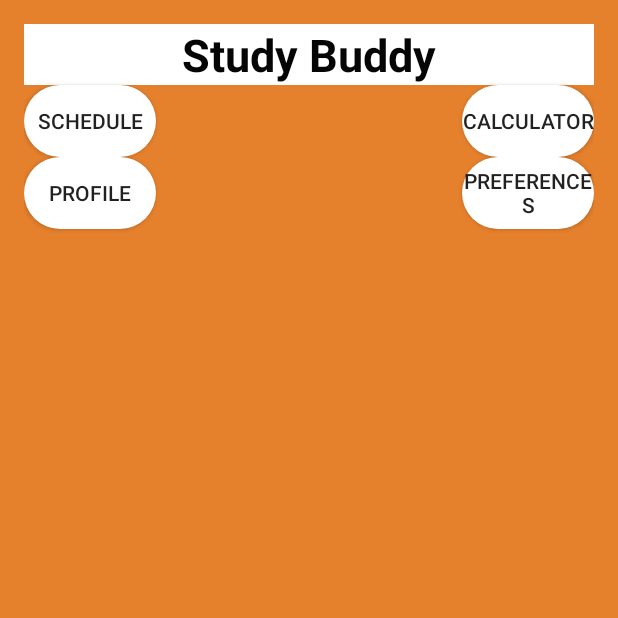
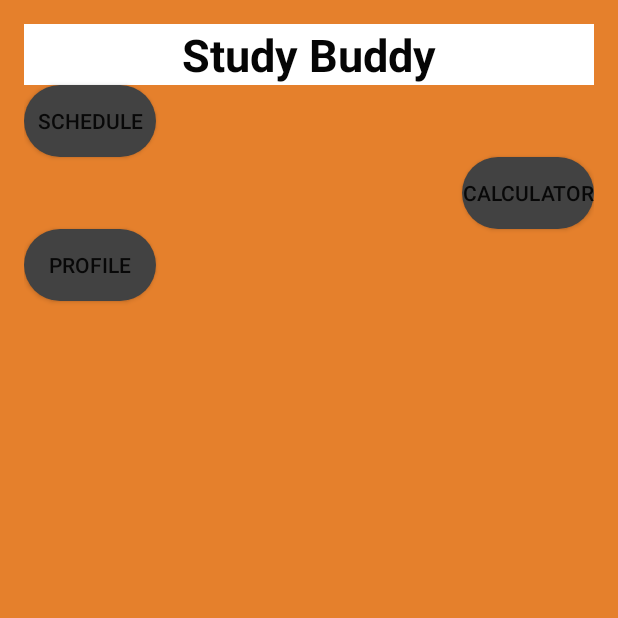
Before and after one commit to Aldu94/studdy_buddy, an Android app: the screen it shows after launch (MainActivity), on a phone screen of 412 x 824 dp, the top half of it. Run offline under Robolectric (Android 15) with nearby library versions, the phone set to English and light mode, and no system bars; plain views replace PercentRelativeLayout; 2 statements that could not run were skipped.

Commit message:
new layout for main activity

```diff
--- a/StudBud/app/src/main/res/drawable/rounded_button.xml
+++ b/StudBud/app/src/main/res/drawable/rounded_button.xml
@@ -2,7 +2,7 @@
 <selector xmlns:android="http://schemas.android.com/apk/res/android">
     <item>
         <shape android:shape="rectangle">
-            <solid android:color="#ffffff"/>
+            <solid android:color="#424242"/>
 
             <!--corners allow us to make the rounded corners button-->
             <corners android:radius="25dp" />
--- a/StudBud/app/src/main/res/layout/content_main.xml
+++ b/StudBud/app/src/main/res/layout/content_main.xml
@@ -34,9 +34,10 @@
         android:text="@string/title_profile_button"
         android:id="@+id/profile_button"
         android:background="@drawable/rounded_button"
-        app:layout_widthPercent ="45%"
-        app:layout_heightPercent ="30%"
-        android:layout_alignTop="@+id/preferences_button"
+        app:layout_widthPercent ="100%"
+        app:layout_heightPercent ="10%"
+        app:layout_marginTopPercent="7%"
+        android:layout_below="@+id/calculator_button"
         android:layout_alignParentLeft="true"
         android:layout_alignParentStart="true" />
 
@@ -46,24 +47,13 @@
         android:text="@string/title_schedule_button"
         android:id="@+id/schedule_button"
         android:background="@drawable/rounded_button"
-        app:layout_widthPercent ="45%"
-        app:layout_heightPercent ="30%"
-        android:layout_alignTop="@+id/calculator_button"
+        app:layout_widthPercent ="100%"
+        app:layout_heightPercent ="10%"
+        app:layout_marginTopPercent="15%"
+        android:layout_below="@+id/headLine"
         android:layout_alignParentLeft="true"
         android:layout_alignParentStart="true" />
 
-    <Button
-    android:layout_width="wrap_content"
-    android:layout_height="wrap_content"
-    android:text="@string/title_preferences_button"
-    android:id="@+id/preferences_button"
-    android:background="@drawable/rounded_button"
-        app:layout_widthPercent ="45%"
-        app:layout_heightPercent ="30%"
-        app:layout_marginTopPercent ="2%"
-        android:layout_below="@+id/schedule_button"
-        android:layout_alignLeft="@+id/calculator_button"
-        android:layout_alignStart="@+id/calculator_button" />
 
     <Button
         android:layout_width="wrap_content"
@@ -71,10 +61,10 @@
         android:text="@string/title_calculator_button"
         android:id="@+id/calculator_button"
         android:background="@drawable/rounded_button"
-        app:layout_widthPercent ="45%"
-        app:layout_heightPercent ="30%"
-        app:layout_marginTopPercent ="10%"
-        android:layout_below="@+id/headLine"
+        app:layout_widthPercent ="100%"
+        app:layout_heightPercent ="10%"
+        app:layout_marginTopPercent ="7%"
+        android:layout_below="@+id/schedule_button"
         android:layout_alignRight="@+id/headLine"
         android:layout_alignEnd="@+id/headLine" />
 
--- a/StudBud/app/src/main/res/layout/content_schedule.xml
+++ b/StudBud/app/src/main/res/layout/content_schedule.xml
@@ -8,7 +8,7 @@
     <TextView
         android:layout_width="match_parent"
         android:layout_height="wrap_content"
-        android:background="@color/material_blue_grey_800"
+        android:background="#e5802c"
         android:gravity="center"
         android:padding="10dp"
         android:paddingBottom="16dp"
@@ -20,7 +20,7 @@
         android:id="@+id/todo_edit_input"
         android:layout_width="match_parent"
         android:layout_height="wrap_content"
-        android:background="@color/material_blue_grey_800"
+        android:background="#e5802c"
         android:hint="@string/add_item_hint"
         android:padding="10dp"
         android:singleLine="true"
@@ -31,7 +31,7 @@
     <LinearLayout
         android:layout_width="match_parent"
         android:layout_height="wrap_content"
-        android:background="@color/material_blue_grey_800"
+        android:background="#e5802c"
         android:orientation="horizontal"
         android:padding="10dp">
 
```
